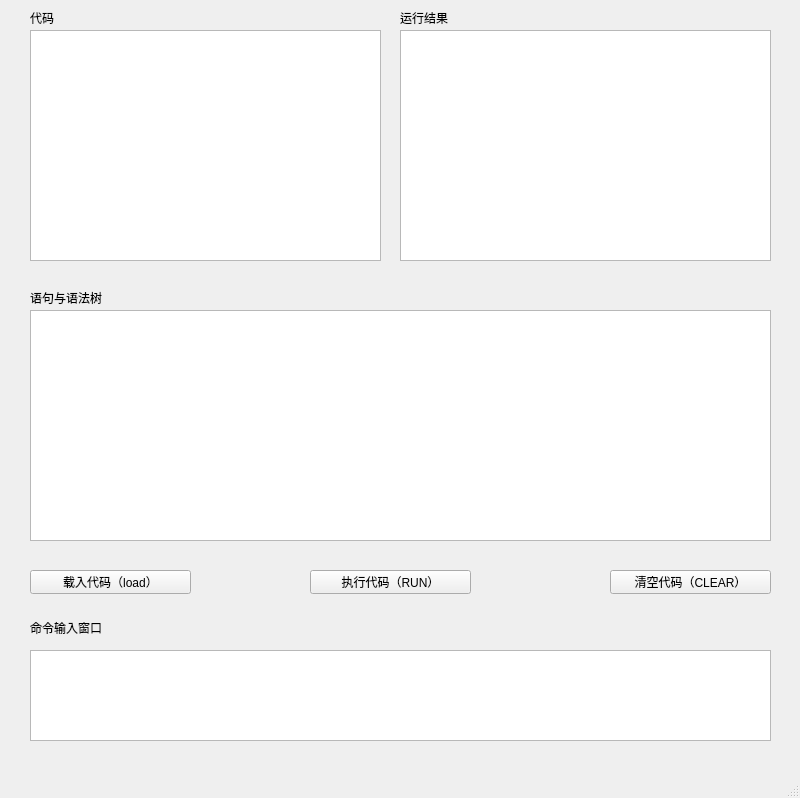
linin00/minibasic, file minibasic.ui: the form before one commit.
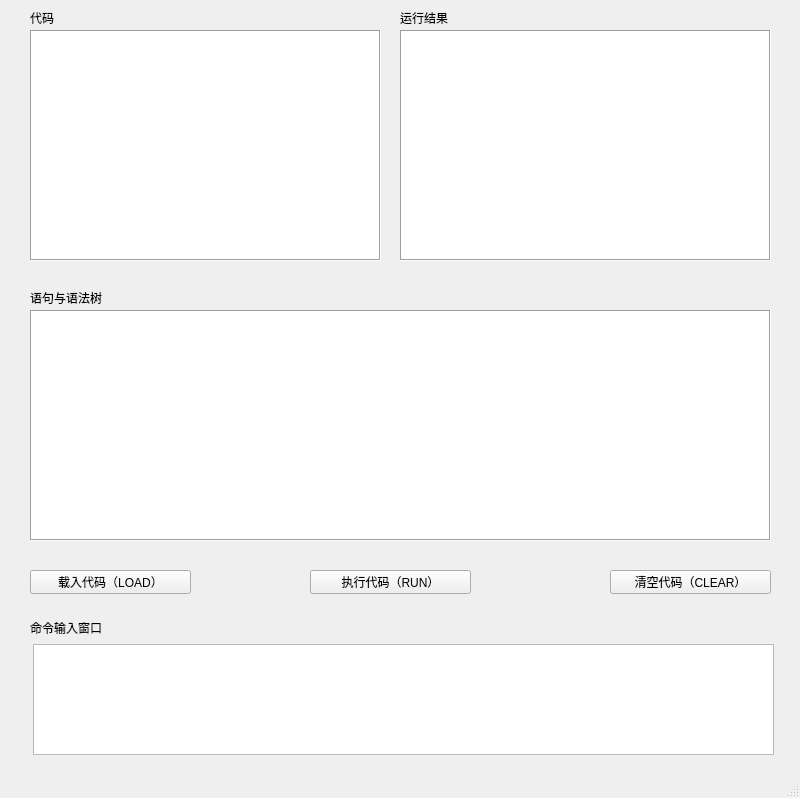
The form after the commit.

The edit to the form file:
```diff
--- a/minibasic.ui
+++ b/minibasic.ui
@@ -63,7 +63,7 @@
      </rect>
     </property>
     <property name="text">
-     <string>载入代码（load）</string>
+     <string>载入代码（LOAD）</string>
     </property>
    </widget>
    <widget class="QPushButton" name="pushButton_2">
@@ -105,16 +105,6 @@
      <string>命令输入窗口</string>
     </property>
    </widget>
-   <widget class="QTextEdit" name="textEdit">
-    <property name="geometry">
-     <rect>
-      <x>30</x>
-      <y>650</y>
-      <width>741</width>
-      <height>91</height>
-     </rect>
-    </property>
-   </widget>
    <widget class="QTextBrowser" name="textBrowser_2">
     <property name="geometry">
      <rect>
@@ -124,6 +114,9 @@
       <height>231</height>
      </rect>
     </property>
+    <property name="frameShape">
+     <enum>QFrame::Box</enum>
+    </property>
    </widget>
    <widget class="QTextBrowser" name="textBrowser_3">
     <property name="geometry">
@@ -134,6 +127,9 @@
       <height>231</height>
      </rect>
     </property>
+    <property name="frameShape">
+     <enum>QFrame::Box</enum>
+    </property>
    </widget>
    <widget class="QTextBrowser" name="textBrowser_4">
     <property name="geometry">
@@ -142,6 +138,19 @@
       <y>310</y>
       <width>741</width>
       <height>231</height>
+     </rect>
+    </property>
+    <property name="frameShape">
+     <enum>QFrame::Box</enum>
+    </property>
+   </widget>
+   <widget class="QTextEdit" name="textEdit">
+    <property name="geometry">
+     <rect>
+      <x>33</x>
+      <y>644</y>
+      <width>741</width>
+      <height>111</height>
      </rect>
     </property>
    </widget>
```
